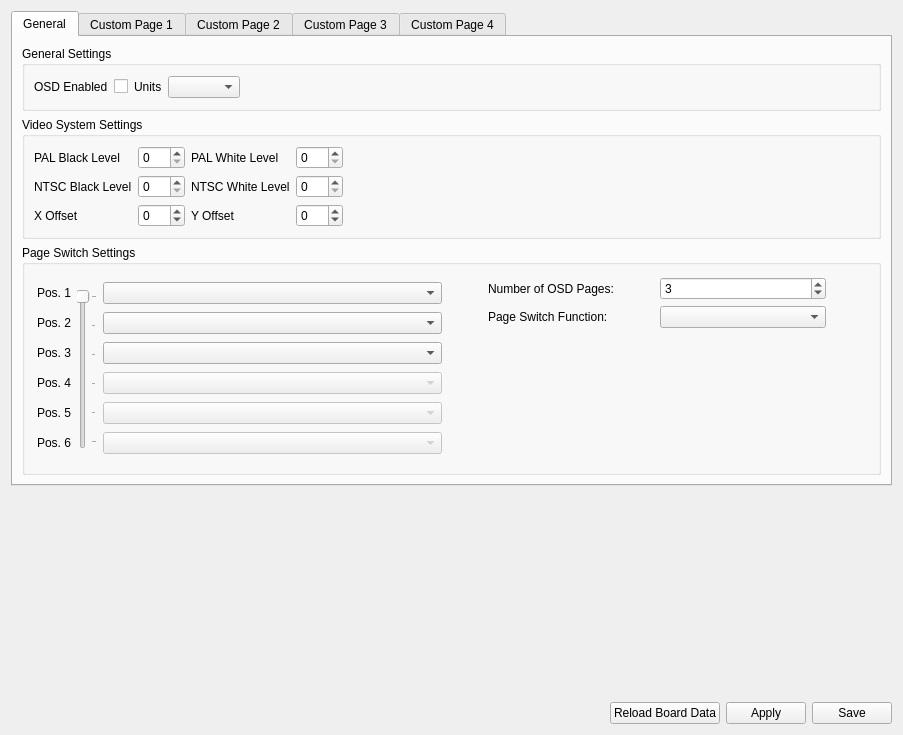
Above: ground/gcs/src/plugins/config/osd.ui from TauLabs/TauLabs before the change. Below: the same form after it.
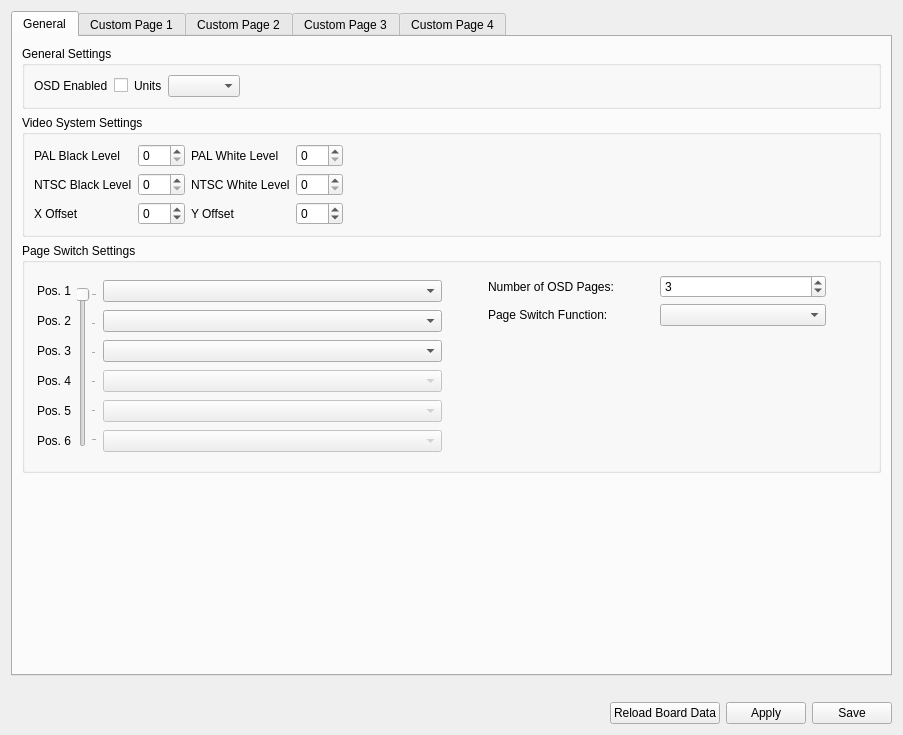
That is the form after the change.

Patch:
```diff
--- a/ground/gcs/src/plugins/config/osd.ui
+++ b/ground/gcs/src/plugins/config/osd.ui
@@ -16,6 +16,12 @@
   <layout class="QVBoxLayout" name="verticalLayout_2">
    <item>
     <widget class="QTabWidget" name="tabWidget">
+     <property name="minimumSize">
+      <size>
+       <width>0</width>
+       <height>0</height>
+      </size>
+     </property>
      <property name="currentIndex">
       <number>0</number>
      </property>
@@ -617,6 +623,19 @@
          </layout>
         </widget>
        </item>
+       <item>
+        <spacer name="verticalSpacer_3">
+         <property name="orientation">
+          <enum>Qt::Vertical</enum>
+         </property>
+         <property name="sizeHint" stdset="0">
+          <size>
+           <width>20</width>
+           <height>40</height>
+          </size>
+         </property>
+        </spacer>
+       </item>
       </layout>
      </widget>
      <widget class="QWidget" name="tabCustomPage1">
@@ -625,7 +644,14 @@
       </attribute>
       <layout class="QVBoxLayout" name="verticalLayout_4">
        <item>
-        <widget class="QWidget" name="osdPage1" native="true"/>
+        <widget class="QWidget" name="osdPage1" native="true">
+         <property name="sizePolicy">
+          <sizepolicy hsizetype="Preferred" vsizetype="Expanding">
+           <horstretch>0</horstretch>
+           <verstretch>0</verstretch>
+          </sizepolicy>
+         </property>
+        </widget>
        </item>
       </layout>
      </widget>
@@ -666,10 +692,13 @@
      <property name="orientation">
       <enum>Qt::Vertical</enum>
      </property>
+     <property name="sizeType">
+      <enum>QSizePolicy::Preferred</enum>
+     </property>
      <property name="sizeHint" stdset="0">
       <size>
        <width>20</width>
-       <height>40</height>
+       <height>20</height>
       </size>
      </property>
     </spacer>
```
